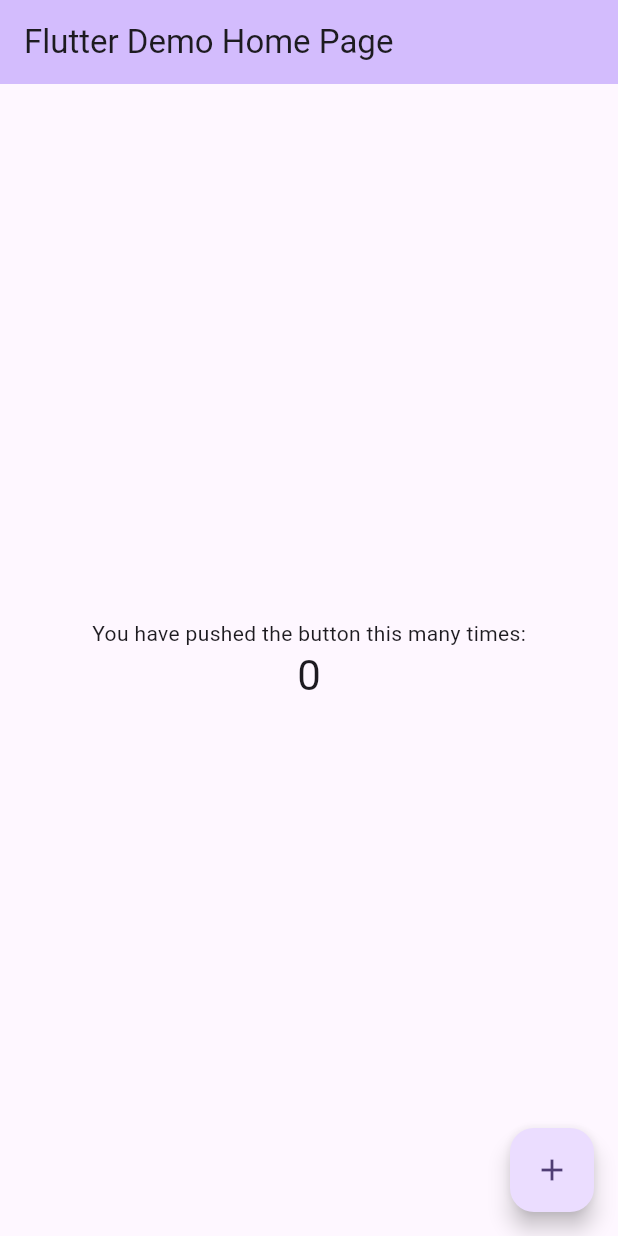
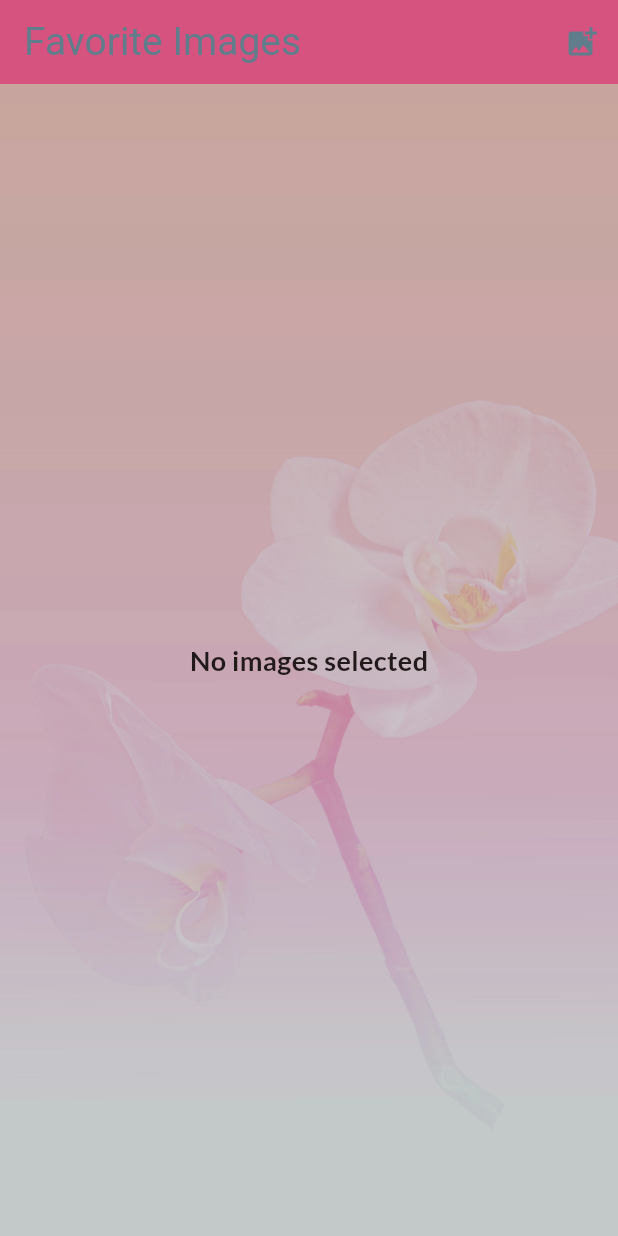
Before and after one commit to mareerray/favorite-images, a Flutter app: the screen it shows after launch, on a phone screen of 412 x 824 dp. Run offline on Flutter 3.47's test engine with Material 3 defaults, Android fonts, the phone set to English and light mode, and no system bars; our stand-ins replace google_fonts, image_picker; Roboto replaces fonts that are missing (Shrikhand).

Commit message:
- Implement FavGalleryScreen for selecting and displaying images. - Add FullImageScreen for zooming in on selected images. - Include permissions for camera and photo library in Info.plist.

```diff
--- /dev/null
+++ b/lib/fav_gallery_screen.dart
@@ -0,0 +1,155 @@
+import 'dart:io';
+import 'package:flutter/material.dart';
+import 'package:google_fonts/google_fonts.dart';
+import 'package:image_picker/image_picker.dart';
+import 'full_image_screen.dart';
+
+
+// Stateful app. It has AppBar button → dialog for camera/gallery → adds to grid list → tap image for zoom screen
+
+class FavGalleryScreen extends StatefulWidget {
+    const FavGalleryScreen({super.key});
+  @override
+  State<FavGalleryScreen> createState() => _FavGalleryScreenState();
+}
+
+class _FavGalleryScreenState extends State<FavGalleryScreen> {
+  final List<XFile> _images = []; // List to hold image paths
+
+  Future<void> _pickImage(ImageSource source) async {
+    final ImagePicker picker = ImagePicker();
+    final XFile? image = await picker.pickImage(source: source);
+    if (image != null) {
+      setState(() {
+        _images.add(image); // Add to list
+      });
+
+      // Custom success message - stays 2 seconds!
+      // ignore: use_build_context_synchronously
+      ScaffoldMessenger.of(context).showSnackBar(
+        SnackBar(
+          content: Row(
+            children: [
+              Icon(Icons.check_circle, color: Colors.white),
+              SizedBox(width: 8),
+              Text('Image added! 📸', style: GoogleFonts.lato(fontWeight: FontWeight.bold)),
+            ],
+          ),
+          backgroundColor: Colors.blueGrey,
+          duration: Duration(seconds: 2),  // Stays longer!
+          behavior: SnackBarBehavior.floating,  // Pretty floating style
+          margin: EdgeInsets.all(16),
+          shape: RoundedRectangleBorder(borderRadius: BorderRadius.circular(10)),
+        ),
+      );
+    }
+  }
+
+  void _showPickerOptions() {
+    showDialog(
+      context: context,
+      builder: (context) => AlertDialog(
+        title: Text('Choose Image from:', style: GoogleFonts.lato(fontSize: 18, fontWeight: FontWeight.bold)),
+        content: Column(
+          mainAxisSize: MainAxisSize.min,
+          children: [
+            ListTile(
+              leading: Icon(Icons.photo_library),
+              title: Text('Gallery', style: GoogleFonts.lato(fontSize: 16, fontWeight: FontWeight.bold)),
+              onTap: () {
+                Navigator.pop(context);
+                _pickImage(ImageSource.gallery);
+              },
+            ),
+            ListTile(
+              leading: Icon(Icons.camera_alt),
+              title: Text('Camera', style: GoogleFonts.lato(fontSize: 16, fontWeight: FontWeight.bold)),
+              onTap: () {
+                Navigator.pop(context);
+                _pickImage(ImageSource.camera);
+              },
+            ),
+          ],
+        ),
+      ),
+    );
+  }
+
+  @override
+  Widget build(BuildContext context) {
+    return Scaffold(
+      appBar: AppBar(
+        backgroundColor: Color(0xFFD7537F),
+        title: Text('Favorite Images', style: GoogleFonts.shrikhand(fontSize: 26, color: Colors.blueGrey)),
+        actions: [
+          IconButton(
+            icon: Icon(Icons.add_photo_alternate),
+            color: Colors.blueGrey,
+            onPressed: _showPickerOptions, // Tap to show options
+          ),
+        ],
+      ),
+      body: Container(
+        decoration: BoxDecoration(
+          image: DecorationImage(
+            image: AssetImage('assets/images/gallery_bg.jpg'), // Background image
+            fit: BoxFit.cover,
+            colorFilter: ColorFilter.mode(Colors.black.withValues(alpha: 0.2), BlendMode.darken), // Darken for contrast
+          ),
+        ),
+        child: _images.isEmpty
+          ? Center(child: Text('No images selected', style: GoogleFonts.lato(fontSize: 18, fontWeight: FontWeight.bold)))
+          : GridView.builder(
+              padding: EdgeInsets.all(8),
+              gridDelegate: SliverGridDelegateWithFixedCrossAxisCount(
+                crossAxisCount: 3, // 3 columns
+                crossAxisSpacing: 4,
+                mainAxisSpacing: 4,
+              ),
+              itemCount: _images.length,
+              itemBuilder: (context, index) => GestureDetector(
+                onTap: () => Navigator.push(
+                  context,
+                  MaterialPageRoute(
+                    builder: (context) => FullImageScreen(imageFile: XFile(_images[index].path)),
+                  ),
+                ),
+                onLongPress: () => _showDeleteDialog(index),
+                child: ClipRRect(
+                  borderRadius: BorderRadius.circular(8),
+                    child: Image.file(
+                      File(_images[index].path),
+                      fit: BoxFit.cover,
+                    ),
+                ),
+              ),
+            ),
+      )
+    );
+  }
+
+  void _showDeleteDialog(int index) {
+    showDialog(
+      context: context,
+      builder: (context) => AlertDialog(
+        title: const Text('Delete Image?'),
+        content: const Text('This image will be removed from your Favorite Images.'),
+        actions: [
+          TextButton(
+            onPressed: () => Navigator.pop(context),
+            child: const Text('Cancel'),
+          ),
+          TextButton(
+            onPressed: () {
+              setState(() {
+                _images.removeAt(index);  // Remove from list!
+              });
+              Navigator.pop(context);
+            },
+            child: const Text('Delete', style: TextStyle(color: Colors.red)),
+          ),
+        ],
+      ),
+    );
+  }
+}
--- a/lib/main.dart
+++ b/lib/main.dart
@@ -1,4 +1,5 @@
 import 'package:flutter/material.dart';
+import 'fav_gallery_screen.dart';
 
 void main() {
   runApp(const MyApp());
@@ -11,112 +12,12 @@ class MyApp extends StatelessWidget {
   @override
   Widget build(BuildContext context) {
     return MaterialApp(
-      title: 'Flutter Demo',
+      title: 'Favorite Images',
+      debugShowCheckedModeBanner: false,
       theme: ThemeData(
-        // This is the theme of your application.
-        //
-        // TRY THIS: Try running your application with "flutter run". You'll see
-        // the application has a purple toolbar. Then, without quitting the app,
-        // try changing the seedColor in the colorScheme below to Colors.green
-        // and then invoke "hot reload" (save your changes or press the "hot
-        // reload" button in a Flutter-supported IDE, or press "r" if you used
-        // the command line to start the app).
-        //
-        // Notice that the counter didn't reset back to zero; the application
-        // state is not lost during the reload. To reset the state, use hot
-        // restart instead.
-        //
-        // This works for code too, not just values: Most code changes can be
-        // tested with just a hot reload.
-        colorScheme: .fromSeed(seedColor: Colors.deepPurple),
+        colorScheme: .fromSeed(seedColor: const Color(0xFFD7537F)),
       ),
-      home: const MyHomePage(title: 'Flutter Demo Home Page'),
+      home: FavGalleryScreen(),
     );
   }
 }
-
-class MyHomePage extends StatefulWidget {
-  const MyHomePage({super.key, required this.title});
-
-  // This widget is the home page of your application. It is stateful, meaning
-  // that it has a State object (defined below) that contains fields that affect
-  // how it looks.
-
-  // This class is the configuration for the state. It holds the values (in this
-  // case the title) provided by the parent (in this case the App widget) and
-  // used by the build method of the State. Fields in a Widget subclass are
-  // always marked "final".
-
-  final String title;
-
-  @override
-  State<MyHomePage> createState() => _MyHomePageState();
-}
-
-class _MyHomePageState extends State<MyHomePage> {
-  int _counter = 0;
-
-  void _incrementCounter() {
-    setState(() {
-      // This call to setState tells the Flutter framework that something has
-      // changed in this State, which causes it to rerun the build method below
-      // so that the display can reflect the updated values. If we changed
-      // _counter without calling setState(), then the build method would not be
-      // called again, and so nothing would appear to happen.
-      _counter++;
-    });
-  }
-
-  @override
-  Widget build(BuildContext context) {
-    // This method is rerun every time setState is called, for instance as done
-    // by the _incrementCounter method above.
-    //
-    // The Flutter framework has been optimized to make rerunning build methods
-    // fast, so that you can just rebuild anything that needs updating rather
-    // than having to individually change instances of widgets.
-    return Scaffold(
-      appBar: AppBar(
-        // TRY THIS: Try changing the color here to a specific color (to
-        // Colors.amber, perhaps?) and trigger a hot reload to see the AppBar
-        // change color while the other colors stay the same.
-        backgroundColor: Theme.of(context).colorScheme.inversePrimary,
-        // Here we take the value from the MyHomePage object that was created by
-        // the App.build method, and use it to set our appbar title.
-        title: Text(widget.title),
-      ),
-      body: Center(
-        // Center is a layout widget. It takes a single child and positions it
-        // in the middle of the parent.
-        child: Column(
-          // Column is also a layout widget. It takes a list of children and
-          // arranges them vertically. By default, it sizes itself to fit its
-          // children horizontally, and tries to be as tall as its parent.
-          //
-          // Column has various properties to control how it sizes itself and
-          // how it positions its children. Here we use mainAxisAlignment to
-          // center the children vertically; the main axis here is the vertical
-          // axis because Columns are vertical (the cross axis would be
-          // horizontal).
-          //
-          // TRY THIS: Invoke "debug painting" (choose the "Toggle Debug Paint"
-          // action in the IDE, or press "p" in the console), to see the
-          // wireframe for each widget.
-          mainAxisAlignment: .center,
-          children: [
-            const Text('You have pushed the button this many times:'),
-            Text(
-              '$_counter',
-              style: Theme.of(context).textTheme.headlineMedium,
-            ),
-          ],
-        ),
-      ),
-      floatingActionButton: FloatingActionButton(
-        onPressed: _incrementCounter,
-        tooltip: 'Increment',
-        child: const Icon(Icons.add),
-      ),
-    );
-  }
-}
```
Also changed, not shown: lib/full_image_screen.dart (added, +29 -0 lines), pubspec.yaml (+5 -3 lines), assets/images/gallery_bg.jpg (added), pubspec.lock, 12 other files.
